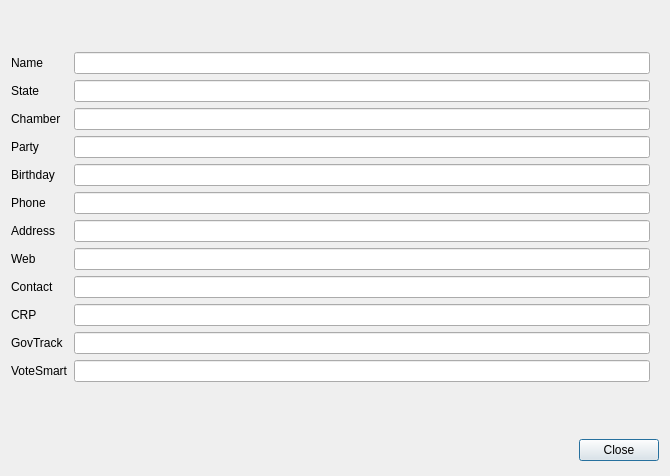
This is ui_detaildialog.ui in timcking/OpenCongress as Qt 5 draws it before an edit. The edited form follows.
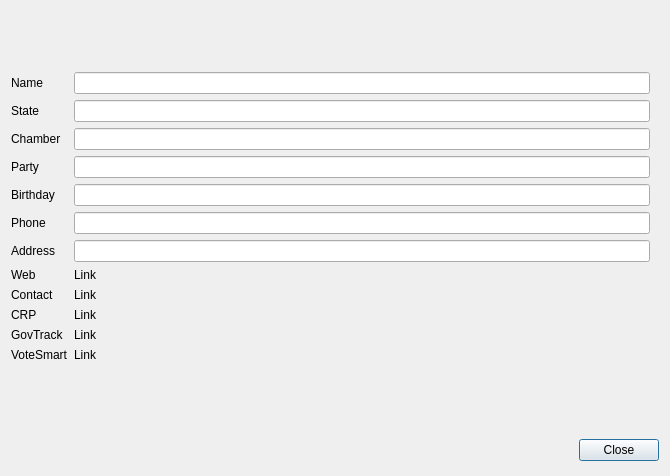
This is the edited form.

Commit message: CRP link now working

```diff
--- a/ui_detaildialog.ui
+++ b/ui_detaildialog.ui
@@ -120,8 +120,12 @@
        </property>
       </widget>
      </item>
-     <item row="7" column="1">
-      <widget class="QLineEdit" name="textWeb"/>
+     <item row="8" column="0">
+      <widget class="QLabel" name="label_11">
+       <property name="text">
+        <string>Contact</string>
+       </property>
+      </widget>
      </item>
      <item row="9" column="0">
       <widget class="QLabel" name="label_9">
@@ -130,9 +134,6 @@
        </property>
       </widget>
      </item>
-     <item row="9" column="1">
-      <widget class="QLineEdit" name="textCrp"/>
-     </item>
      <item row="10" column="0">
       <widget class="QLabel" name="label12">
        <property name="text">
@@ -141,7 +142,11 @@
       </widget>
      </item>
      <item row="10" column="1">
-      <widget class="QLineEdit" name="textGovTrack"/>
+      <widget class="QLabel" name="lblGovTrack">
+       <property name="text">
+        <string>Link</string>
+       </property>
+      </widget>
      </item>
      <item row="11" column="0">
       <widget class="QLabel" name="label_10">
@@ -151,17 +156,32 @@
       </widget>
      </item>
      <item row="11" column="1">
-      <widget class="QLineEdit" name="textVoteSmart"/>
+      <widget class="QLabel" name="lblVoteSmart">
+       <property name="text">
+        <string>Link</string>
+       </property>
+      </widget>
      </item>
-     <item row="8" column="0">
-      <widget class="QLabel" name="label_11">
+     <item row="9" column="1">
+      <widget class="QLabel" name="lblCrp">
        <property name="text">
-        <string>Contact</string>
+        <string>Link</string>
        </property>
       </widget>
      </item>
      <item row="8" column="1">
-      <widget class="QLineEdit" name="textContact"/>
+      <widget class="QLabel" name="lblContact">
+       <property name="text">
+        <string>Link</string>
+       </property>
+      </widget>
+     </item>
+     <item row="7" column="1">
+      <widget class="QLabel" name="lblWeb">
+       <property name="text">
+        <string>Link</string>
+       </property>
+      </widget>
      </item>
     </layout>
    </item>
```
The commit also changes 7 other files.
